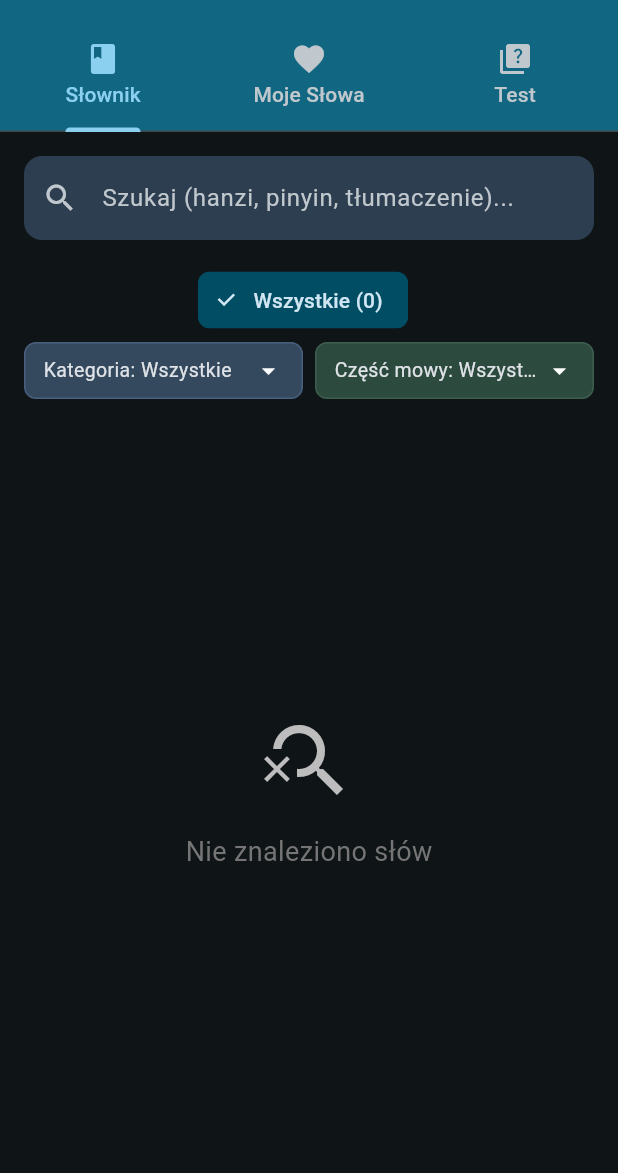
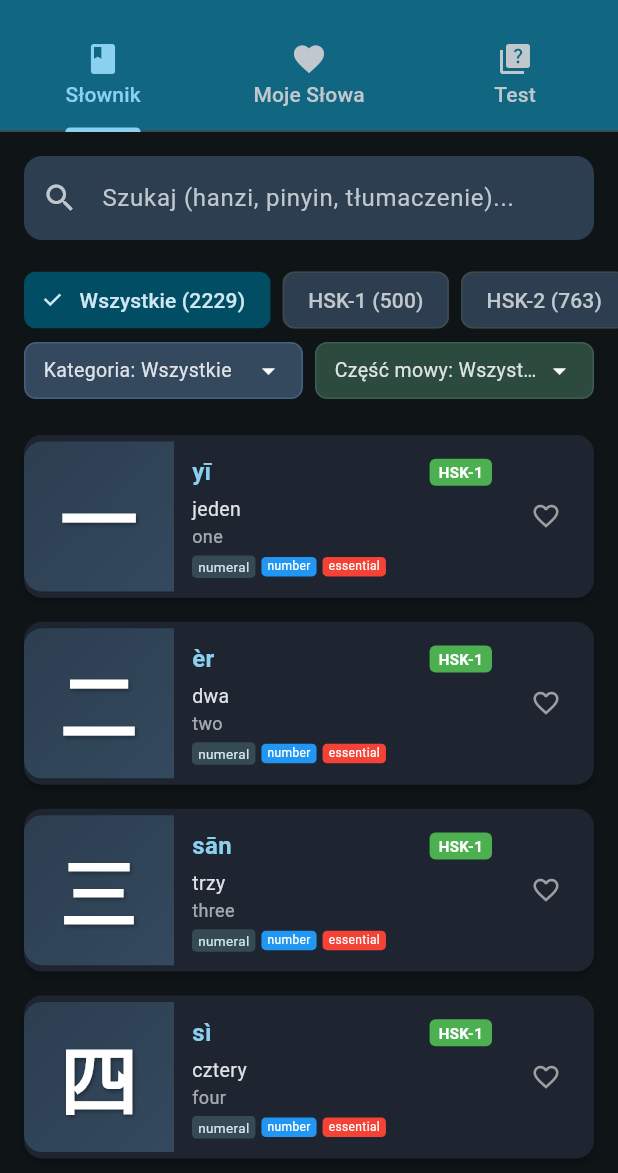
Before and after one commit to mwojtcz/chinese-learning-app, a Flutter app: the first screen one second after launch, on a phone screen of 412 x 824 dp, the part 63-1236 px from its top. Run offline on Flutter 3.47's test engine with Material 3 defaults, Android fonts, the phone set to English and light mode, and no system bars; our stand-ins replace shared_preferences, sqflite; accounts and stored records are empty.

Commit message:
fix(dictionary): load words immediately with loading indicator
Fixed issue where Dictionary tab showed "no words found" on first launch.
Added loading state with animated progress indicator (0-100%).

Changes:
- WordProvider now calls loadData() on initialization in main.dart
- Added isLoading and loadingProgress state to WordProvider
- Dictionary tab displays loading screen with circular progress
- "My Words" loads asynchronously in background after main vocabulary
- Added error handling with timeout for database operations

Resolves initial empty state and improves user experience on app launch.

```diff
--- a/lib/main.dart
+++ b/lib/main.dart
@@ -4,7 +4,8 @@ import 'providers/word_provider.dart';
 import 'providers/test_provider.dart';
 import 'screens/home_screen.dart';
 
-void main() {
+void main() async {
+  WidgetsFlutterBinding.ensureInitialized();
   runApp(const MyApp());
 }
 
@@ -15,7 +16,9 @@ class MyApp extends StatelessWidget {
   Widget build(BuildContext context) {
     return MultiProvider(
       providers: [
-        ChangeNotifierProvider(create: (_) => WordProvider()),
+        ChangeNotifierProvider(
+          create: (_) => WordProvider()..loadData(),
+        ),
         ChangeNotifierProvider(create: (_) => TestProvider()),
       ],
       child: MaterialApp(
--- a/lib/widgets/dictionary_tab.dart
+++ b/lib/widgets/dictionary_tab.dart
@@ -205,6 +205,47 @@ class _DictionaryTabState extends State<DictionaryTab> {
         Expanded(
           child: Consumer<WordProvider>(
             builder: (context, provider, child) {
+              // Show loading indicator
+              if (provider.isLoading) {
+                return Center(
+                  child: Column(
+                    mainAxisAlignment: MainAxisAlignment.center,
+                    children: [
+                      SizedBox(
+                        width: 80,
+                        height: 80,
+                        child: CircularProgressIndicator(
+                          value: provider.loadingProgress,
+                          strokeWidth: 6,
+                          backgroundColor: Colors.grey[800],
+                          valueColor: AlwaysStoppedAnimation<Color>(
+                            Theme.of(context).colorScheme.primary,
+                          ),
+                        ),
+                      ),
+                      const SizedBox(height: 24),
+                      Text(
+                        'Loading vocabulary...',
+                        style: TextStyle(
+                          fontSize: 18,
+                          color: Colors.grey[400],
+                          fontWeight: FontWeight.w500,
+                        ),
+                      ),
+                      const SizedBox(height: 8),
+                      Text(
+                        '${(provider.loadingProgress * 100).toInt()}%',
+                        style: TextStyle(
+                          fontSize: 32,
+                          color: Theme.of(context).colorScheme.primary,
+                          fontWeight: FontWeight.bold,
+                        ),
+                      ),
+                    ],
+                  ),
+                );
+              }
+
               final words = provider.filteredWords;
 
               if (words.isEmpty) {
```
Also changed, not shown: lib/providers/word_provider.dart (+31 -2 lines), 1 other file.
